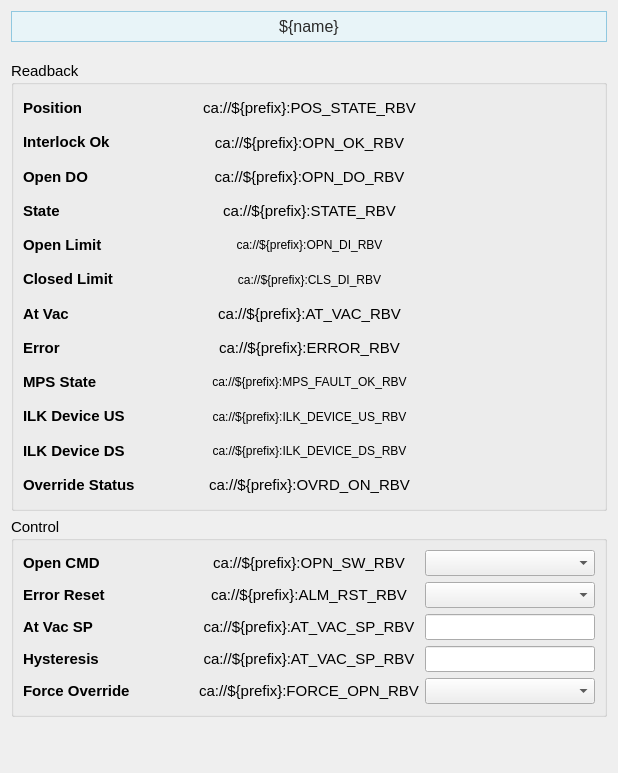
Old version of the form pcdswidgets/screens/vacuum/valves/VGC_expert.ui in the repository pcdshub/pcdswidgets.
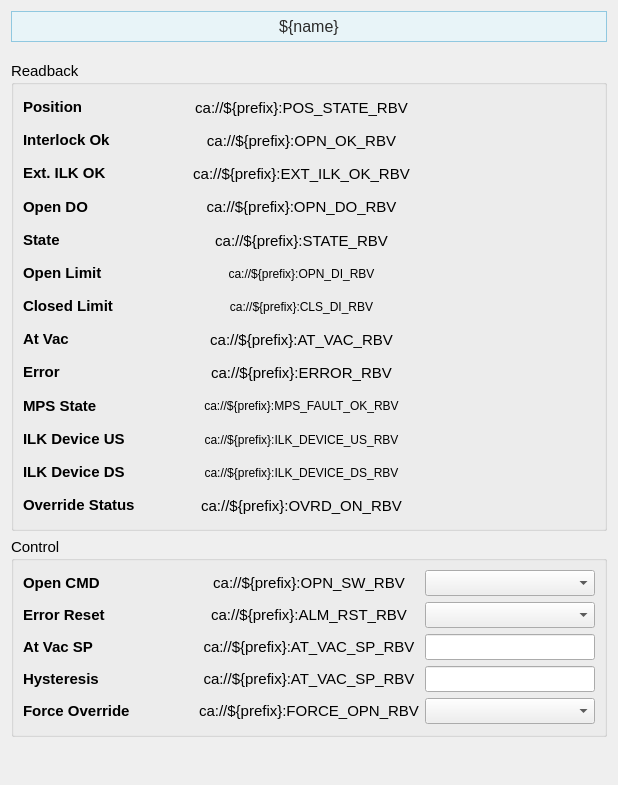
New version of the form. Custom widgets are drawn as their Qt base class.

Commit message: Correcting some expert screens, adding new

The edit to the form file:
```diff
--- a/pcdswidgets/screens/vacuum/valves/VGC_expert.ui
+++ b/pcdswidgets/screens/vacuum/valves/VGC_expert.ui
@@ -7,7 +7,7 @@
     <x>0</x>
     <y>0</y>
     <width>618</width>
-    <height>773</height>
+    <height>785</height>
    </rect>
   </property>
   <property name="sizePolicy">
@@ -80,7 +80,7 @@
      <property name="minimumSize">
       <size>
        <width>0</width>
-       <height>450</height>
+       <height>470</height>
       </size>
      </property>
      <property name="font">
@@ -91,7 +91,7 @@
      <property name="title">
       <string>Readback</string>
      </property>
-     <layout class="QVBoxLayout" name="verticalLayout_14">
+     <layout class="QHBoxLayout" name="horizontalLayout">
       <item>
        <layout class="QHBoxLayout" name="horizontalLayout_4" stretch="1,1,1">
         <item>
@@ -126,6 +126,21 @@
             </property>
            </widget>
           </item>
+          <item>
+           <widget class="QLabel" name="interlock_ok_label_19">
+            <property name="font">
+             <font>
+              <pointsize>11</pointsize>
+             </font>
+            </property>
+            <property name="styleSheet">
+             <string/>
+            </property>
+            <property name="text">
+             <string>&lt;html&gt;&lt;head/&gt;&lt;body&gt;&lt;p&gt;&lt;span style=&quot; font-weight:600;&quot;&gt;Ext. ILK OK&lt;/span&gt;&lt;/p&gt;&lt;/body&gt;&lt;/html&gt;</string>
+            </property>
+           </widget>
+          </item>
           <item>
            <widget class="QLabel" name="interlock_ok_label_14">
             <property name="font">
@@ -312,6 +327,49 @@
             </property>
            </widget>
           </item>
+          <item>
+           <widget class="PyDMLabel" name="PyDMLabel_25">
+            <property name="toolTip">
+             <string/>
+            </property>
+            <property name="text">
+             <string>ca://${prefix}:EXT_ILK_OK_RBV</string>
+            </property>
+            <property name="alignment">
+             <set>Qt::AlignCenter</set>
+            </property>
+            <property name="precision">
+             <number>0</number>
+            </property>
+            <property name="showUnits">
+             <bool>false</bool>
+            </property>
+            <property name="precisionFromPV">
+             <bool>true</bool>
+            </property>
+            <property name="alarmSensitiveContent">
+             <bool>false</bool>
+            </property>
+            <property name="alarmSensitiveBorder">
+             <bool>true</bool>
+            </property>
+            <property name="PyDMToolTip">
+             <string/>
+            </property>
+            <property name="channel">
+             <string>ca://${prefix}:EXT_ILK_OK_RBV</string>
+            </property>
+            <property name="enableRichText">
+             <bool>false</bool>
+            </property>
+            <property name="displayLabelText">
+             <bool>false</bool>
+            </property>
+            <property name="disconnectedText">
+             <string/>
+            </property>
+           </widget>
+          </item>
           <item>
            <widget class="PyDMLabel" name="PyDMLabel_20">
             <property name="toolTip">
@@ -587,6 +645,13 @@
         </item>
        </layout>
       </item>
+      <item>
+       <widget class="QLabel" name="label_5">
+        <property name="text">
+         <string/>
+        </property>
+       </widget>
+      </item>
      </layout>
     </widget>
    </item>
```
Left out of the diff: 42 changed lines with no effect on the pictures. The commit also changes 8 other files.
